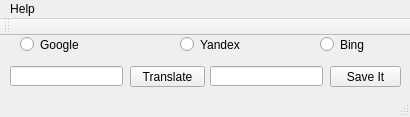
This is Linux/isichazamazwi/isichazamazwi.ui in straceX/isichazamazwi as Qt 5 draws it before an edit. The edited form follows.
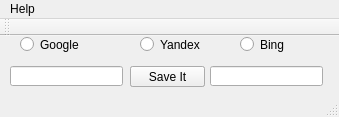
This is the edited form. Icons and pictures are not drawn.

Commit message: Translate & Save button save local dictionary v2.0 added

The edit to the form file:
```diff
--- a/Linux/isichazamazwi/isichazamazwi.ui
+++ b/Linux/isichazamazwi/isichazamazwi.ui
@@ -9,19 +9,19 @@
    <rect>
     <x>0</x>
     <y>0</y>
-    <width>410</width>
+    <width>339</width>
     <height>117</height>
    </rect>
   </property>
   <property name="minimumSize">
    <size>
-    <width>410</width>
+    <width>339</width>
     <height>117</height>
    </size>
   </property>
   <property name="maximumSize">
    <size>
-    <width>410</width>
+    <width>339</width>
     <height>117</height>
    </size>
   </property>
@@ -100,7 +100,7 @@
    <widget class="QRadioButton" name="rbtn_yandex">
     <property name="geometry">
      <rect>
-      <x>180</x>
+      <x>140</x>
       <y>0</y>
       <width>82</width>
       <height>17</height>
@@ -113,7 +113,7 @@
    <widget class="QRadioButton" name="rbtn_bing">
     <property name="geometry">
      <rect>
-      <x>320</x>
+      <x>240</x>
       <y>0</y>
       <width>82</width>
       <height>17</height>
@@ -126,9 +126,9 @@
    <widget class="QPushButton" name="btn_save_it">
     <property name="geometry">
      <rect>
-      <x>330</x>
+      <x>130</x>
       <y>30</y>
-      <width>71</width>
+      <width>75</width>
       <height>21</height>
      </rect>
     </property>
@@ -142,7 +142,7 @@
     <rect>
      <x>0</x>
      <y>0</y>
-     <width>410</width>
+     <width>339</width>
      <height>20</height>
     </rect>
    </property>
```
The commit also changes 5 other files.
